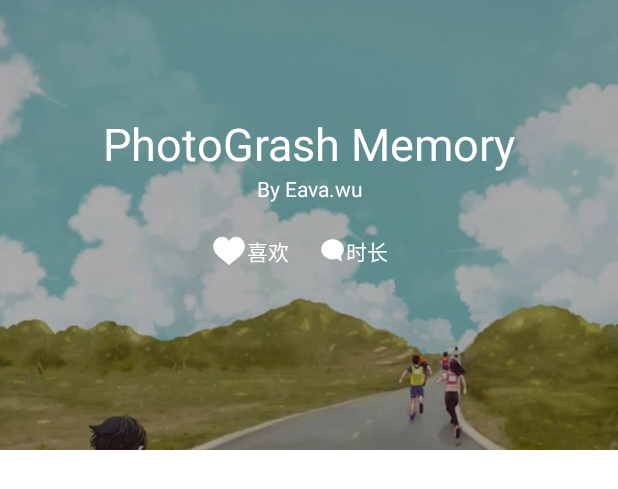
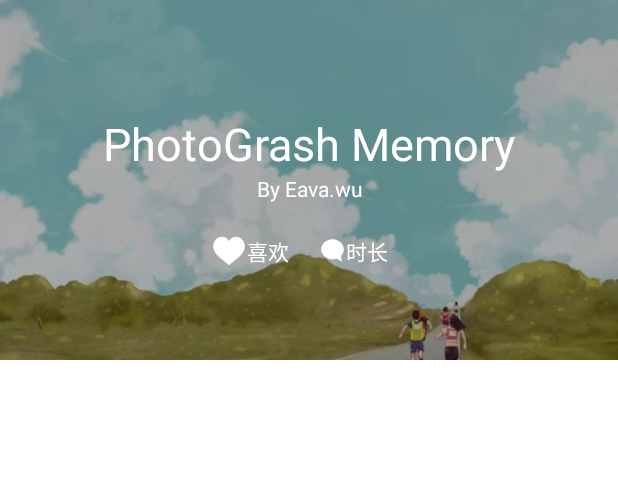
Before and after one commit to kevincake/Dancing, an Android app: the layout lv_lesson_item.xml on its own in the app's theme, with its tools: preview values and no code run, on a phone screen of 412 x 824 dp. Shown: the top 489 px of the screen. Run offline under Robolectric (Android 15) with nearby library versions, the phone set to English and light mode, and no system bars.

Commit message:
微调UI

```diff
--- a/app/src/main/res/layout/lv_lesson_item.xml
+++ b/app/src/main/res/layout/lv_lesson_item.xml
@@ -1,12 +1,13 @@
 <?xml version="1.0" encoding="utf-8"?>
 <RelativeLayout xmlns:android="http://schemas.android.com/apk/res/android"
     android:layout_width="match_parent"
-    android:layout_height="300dp"
+    android:layout_height="240dp"
+    android:background="@color/item_bg_color"
     android:orientation="vertical">
 
     <ImageView
         android:layout_width="match_parent"
-        android:layout_height="300dp"
+        android:layout_height="240dp"
         android:layout_centerInParent="true"
         android:alpha="20"
         android:scaleType="centerCrop"
@@ -15,7 +16,7 @@
     <LinearLayout
         android:layout_centerInParent="true"
         android:layout_width="match_parent"
-        android:layout_height="300dp"
+        android:layout_height="240dp"
         android:background="#55000000" />
 
     <LinearLayout
--- a/app/src/main/res/layout/lv_social_item.xml
+++ b/app/src/main/res/layout/lv_social_item.xml
@@ -3,7 +3,7 @@
     xmlns:app="http://schemas.android.com/apk/res-auto"
     android:layout_width="match_parent"
     android:layout_height="500dp"
-    android:background="@color/theme_color"
+    android:background="@color/item_bg_color"
     android:orientation="vertical">
 
     <RelativeLayout
--- a/app/src/main/res/values/colors.xml
+++ b/app/src/main/res/values/colors.xml
@@ -6,4 +6,5 @@
     <color name="gray_text_color">#ff929292</color>
     <color name="gray_lignt_text_color">#ffffff</color>
     <color name="btn_common_color">#ff51514a</color>
+    <color name="item_bg_color">#ff292922</color>
 </resources>
```
Also changed, not shown: 8 other files.
